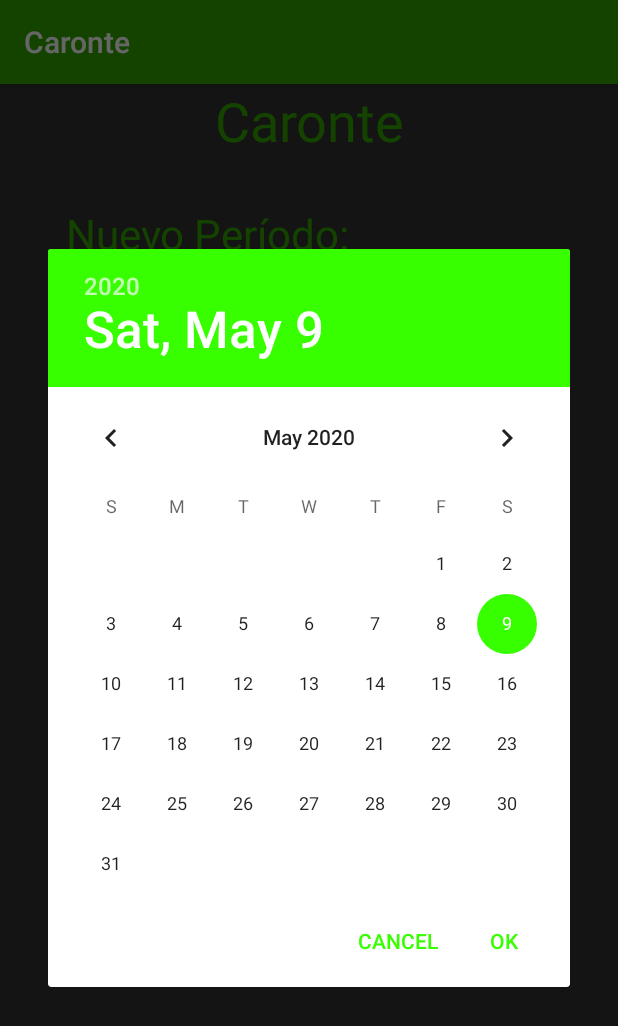
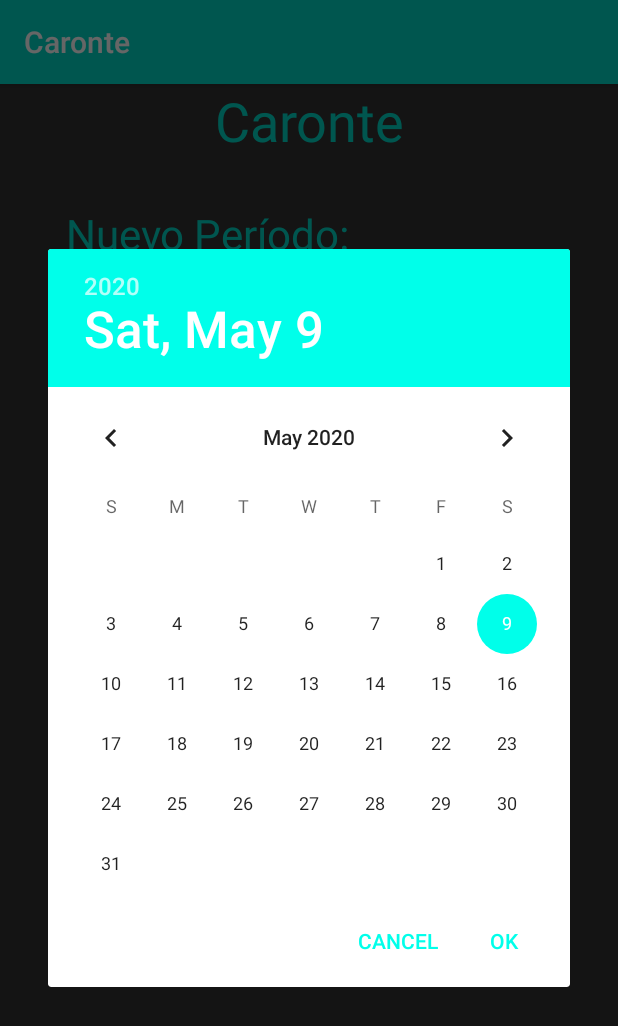
Before and after one commit to gonza56d/Caronte, an Android app: the screen it shows after launch (NewPeriodoActivity), on a phone screen of 412 x 824 dp. Shown: the top 1026 px of the screen. Run offline under Robolectric (Android 15) with nearby library versions, the phone set to English and light mode, and no system bars; our stand-ins replace Room's generated code.

Commit message:
Mejoras estéticas y botón volver minimiza la app.

```diff
--- a/app/src/main/java/com/caronte/Utils.java
+++ b/app/src/main/java/com/caronte/Utils.java
@@ -34,11 +34,13 @@ public class Utils {
     }
 
     public static void hideSoftKeyboard(Activity activity) {
-        InputMethodManager inputMethodManager = (InputMethodManager) activity.getSystemService(
-                Activity.INPUT_METHOD_SERVICE);
-        assert inputMethodManager != null;
-        inputMethodManager.hideSoftInputFromWindow(
-                Objects.requireNonNull(activity.getCurrentFocus()).getWindowToken(), 0);
+        if (activity != null && activity.getCurrentFocus() != null) {
+            InputMethodManager inputMethodManager = (InputMethodManager) activity.getSystemService(
+                    Activity.INPUT_METHOD_SERVICE);
+            assert inputMethodManager != null;
+            inputMethodManager.hideSoftInputFromWindow(
+                    Objects.requireNonNull(activity.getCurrentFocus()).getWindowToken(), 0);
+        }
     }
 
     public static Date getToday() {
--- /dev/null
+++ b/app/src/main/res/drawable/carontebutton.xml
@@ -0,0 +1,24 @@
+<?xml version="1.0" encoding="utf-8"?>
+<selector xmlns:android="http://schemas.android.com/apk/res/android" >
+    <item android:state_pressed="true" >
+        <shape android:shape="rectangle"  >
+            <corners android:radius="3dip" />
+            <stroke android:width="1dip" android:color="@color/primary_gray" />
+            <gradient android:angle="-90" android:startColor="@color/colorPrimaryVeryDark" android:endColor="@color/colorPrimaryVeryDark"  />
+        </shape>
+    </item>
+    <item android:state_focused="true">
+        <shape android:shape="rectangle"  >
+            <corners android:radius="3dip" />
+            <stroke android:width="1dip" android:color="@color/primary_gray" />
+            <solid android:color="@color/colorPrimaryVeryDark"/>
+        </shape>
+    </item>
+    <item >
+        <shape android:shape="rectangle"  >
+            <corners android:radius="3dip" />
+            <stroke android:width="1dip" android:color="@color/primary_gray" />
+            <gradient android:angle="-90" android:startColor="@color/colorPrimaryVeryDark" android:endColor="@color/colorPrimaryVeryDark" />
+        </shape>
+    </item>
+</selector>
--- a/app/src/main/res/layout/new_detalle_diario_activity.xml
+++ b/app/src/main/res/layout/new_detalle_diario_activity.xml
@@ -76,9 +76,9 @@
             android:layout_marginHorizontal="44sp"
             android:textAlignment="center"
             android:textSize="22sp"
-            android:textColor="@color/colorPrimary"
-            android:shadowColor="@color/colorPrimaryDark"
-            android:background="@color/black"/>
+            android:textColor="@color/softgray"
+            android:shadowColor="@color/ultragray"
+            android:background="@drawable/carontebutton"/>
     </TableLayout>
 
     <!-- Tabla con info del diario -->
--- a/app/src/main/res/layout/new_periodo_activity.xml
+++ b/app/src/main/res/layout/new_periodo_activity.xml
@@ -67,7 +67,6 @@
             android:layout_width="wrap_content"
             android:layout_height="wrap_content"
             android:text=""
-            android:visibility="gone"
             android:textColor="@color/colorRed"
             android:textAlignment="center"
             android:layout_marginTop="8sp"
@@ -80,9 +79,9 @@
             android:textAlignment="center"
             android:layout_marginTop="16sp"
             android:textSize="22sp"
-            android:textColor="@color/colorPrimary"
-            android:shadowColor="@color/colorPrimaryDark"
-            android:background="@color/black"/>
+            android:textColor="@color/softgray"
+            android:shadowColor="@color/ultragray"
+            android:background="@drawable/carontebutton"/>
     </TableLayout>
 
 </TableLayout>
--- a/app/src/main/res/values/colors.xml
+++ b/app/src/main/res/values/colors.xml
@@ -2,9 +2,12 @@
 <resources>
     <color name="black">#000000</color>
     <color name="ultragray">#323232</color>
+    <color name="midgray">#787878</color>
     <color name="softgray">#CDCDCD</color>
-    <color name="colorPrimary">#32A800</color>
-    <color name="colorPrimaryDark">#046C00</color>
-    <color name="colorAccent">#38FF00</color>
+    <color name="primary_gray">#4DAFA8</color>
+    <color name="colorPrimary">#00D8C7</color>
+    <color name="colorPrimaryDark">#009387</color>
+    <color name="colorPrimaryVeryDark">#006A62</color>
+    <color name="colorAccent">#00FFEA</color>
     <color name="colorRed">#DA0000</color>
 </resources>
```
Also changed, not shown: app/src/main/java/com/caronte/NewDetalleDiarioActivity.java (+11 -1 lines), app/src/main/java/com/caronte/NewPeriodoActivity.java (+9 -0 lines).
